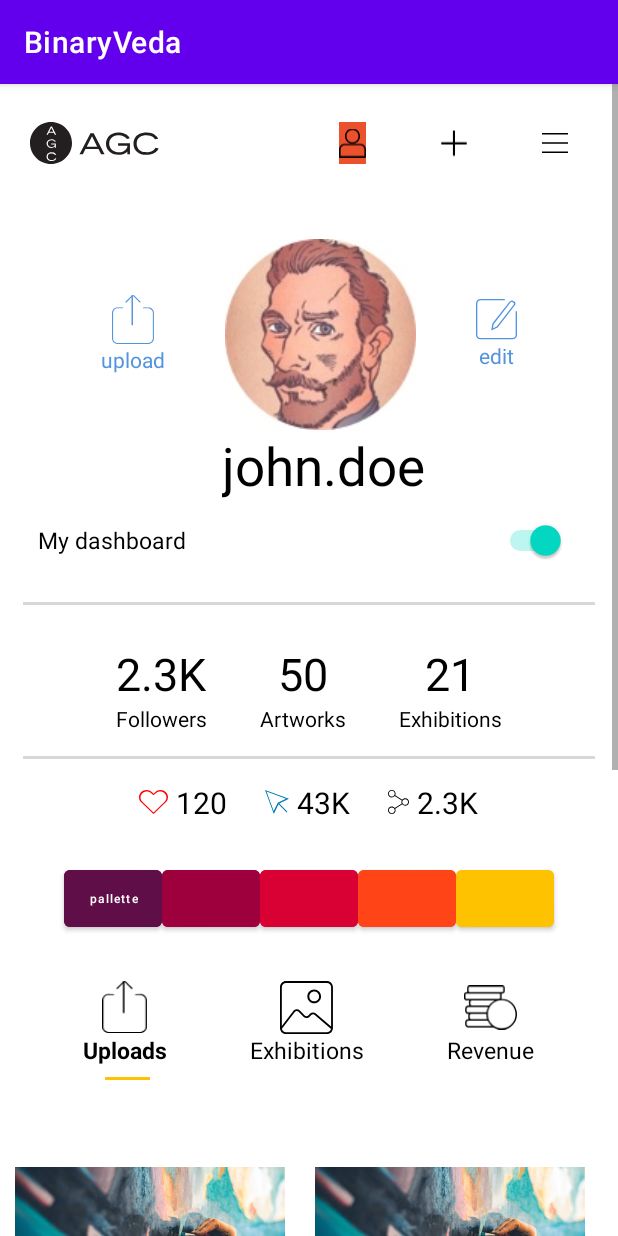
After one commit to KalpeshDhupia/BinaryVeda, an Android app: the ProfileActivity screen opened directly, with no data from a screen before it, on a phone screen of 412 x 824 dp. The commit adds this screen. Run offline under Robolectric (Android 15) with nearby library versions, the phone set to English and light mode, and no system bars.

Commit message:
Second Screen

```diff
--- a/app/build.gradle
+++ b/app/build.gradle
@@ -1,8 +1,9 @@
 plugins {
     id 'com.android.application'
     id 'kotlin-android'
+    id 'kotlin-kapt'
 }
-
+apply plugin: 'kotlin-android-extensions'
 android {
     compileSdkVersion 30
     buildToolsVersion "30.0.3"
--- a/app/src/main/AndroidManifest.xml
+++ b/app/src/main/AndroidManifest.xml
@@ -9,6 +9,7 @@
         android:roundIcon="@mipmap/ic_launcher_round"
         android:supportsRtl="true"
         android:theme="@style/Theme.BinaryVeda">
+        <activity android:name=".ProfileActivity"></activity>
         <activity android:name=".MainActivity">
             <intent-filter>
                 <action android:name="android.intent.action.MAIN" />
--- a/app/src/main/java/com/example/binaryveda/MainActivity.kt
+++ b/app/src/main/java/com/example/binaryveda/MainActivity.kt
@@ -1,12 +1,17 @@
 package com.example.binaryveda
 
+import android.content.Intent
 import androidx.appcompat.app.AppCompatActivity
 import android.os.Bundle
+import kotlinx.android.synthetic.main.activity_main.*
 
 class MainActivity : AppCompatActivity() {
     override fun onCreate(savedInstanceState: Bundle?) {
         super.onCreate(savedInstanceState)
         setContentView(R.layout.activity_main)
-
+        btnRegister.setOnClickListener {
+            val intent = Intent(this@MainActivity, ProfileActivity::class.java)
+            startActivity(intent)
+        }
     }
 }
--- /dev/null
+++ b/app/src/main/java/com/example/binaryveda/ProfileActivity.kt
@@ -0,0 +1,11 @@
+package com.example.binaryveda
+
+import androidx.appcompat.app.AppCompatActivity
+import android.os.Bundle
+
+class ProfileActivity : AppCompatActivity() {
+    override fun onCreate(savedInstanceState: Bundle?) {
+        super.onCreate(savedInstanceState)
+        setContentView(R.layout.activity_profile)
+    }
+}
--- /dev/null
+++ b/app/src/main/res/layout/activity_profile.xml
@@ -0,0 +1,464 @@
+<?xml version="1.0" encoding="utf-8"?>
+<ScrollView xmlns:android="http://schemas.android.com/apk/res/android"
+    xmlns:app="http://schemas.android.com/apk/res-auto"
+    xmlns:tools="http://schemas.android.com/tools"
+    android:layout_width="match_parent"
+    android:layout_height="match_parent"
+    tools:context=".ProfileActivity">
+
+    <LinearLayout
+        android:layout_width="match_parent"
+        android:layout_height="match_parent"
+        android:layout_marginBottom="10dp"
+        android:orientation="vertical">
+
+        <LinearLayout
+            android:layout_width="match_parent"
+            android:layout_height="wrap_content"
+            android:layout_marginTop="25dp"
+            android:orientation="horizontal">
+
+            <ImageView
+                android:layout_width="wrap_content"
+                android:layout_height="wrap_content"
+                android:layout_marginStart="20dp"
+                android:src="@drawable/ic_pp_combinedshape" />
+
+            <ImageView
+                android:layout_width="wrap_content"
+                android:layout_height="match_parent"
+                android:layout_marginStart="120dp"
+                android:background="@color/tomato"
+                android:src="@drawable/ic_pp_contact" />
+
+            <ImageView
+                android:layout_width="wrap_content"
+                android:layout_height="match_parent"
+                android:layout_marginStart="50dp"
+                android:src="@drawable/ic_pp_plus" />
+
+            <ImageView
+                android:layout_width="wrap_content"
+                android:layout_height="match_parent"
+                android:layout_marginStart="50dp"
+                android:src="@drawable/ic_pp_menu" />
+
+
+        </LinearLayout>
+
+        <LinearLayout
+            android:layout_width="match_parent"
+            android:layout_height="wrap_content"
+            android:layout_gravity="center"
+            android:layout_marginTop="50dp"
+            android:gravity="center"
+            android:orientation="horizontal">
+
+            <LinearLayout
+                android:layout_width="wrap_content"
+                android:layout_height="wrap_content"
+                android:gravity="center"
+                android:orientation="vertical">
+
+                <ImageView
+                    android:layout_width="wrap_content"
+                    android:layout_height="wrap_content"
+                    android:src="@drawable/ic_pp_upload"
+                    app:tint="@color/cornFlowerBlue" />
+
+                <TextView
+                    android:layout_width="wrap_content"
+                    android:layout_height="wrap_content"
+                    android:text="upload"
+                    android:textColor="@color/cornFlowerBlue" />
+
+            </LinearLayout>
+
+            <ImageView
+                android:layout_width="wrap_content"
+                android:layout_height="wrap_content"
+                android:layout_marginStart="40dp"
+                android:layout_marginEnd="40dp"
+                android:src="@drawable/profile" />
+
+            <LinearLayout
+                android:layout_width="wrap_content"
+                android:layout_height="wrap_content"
+                android:gravity="center"
+                android:orientation="vertical">
+
+                <ImageView
+                    android:layout_width="wrap_content"
+                    android:layout_height="wrap_content"
+                    android:src="@drawable/ic_pp_edit"
+                    app:tint="@color/cornFlowerBlue" />
+
+                <TextView
+                    android:layout_width="wrap_content"
+                    android:layout_height="wrap_content"
+                    android:text="edit"
+                    android:textColor="@color/cornFlowerBlue" />
+
+
+            </LinearLayout>
+
+        </LinearLayout>
+
+        <TextView
+            android:layout_width="wrap_content"
+            android:layout_height="wrap_content"
+            android:layout_gravity="center"
+            android:layout_marginStart="10dp"
+            android:gravity="center"
+            android:text="john.doe"
+            android:textColor="@color/black"
+            android:textSize="35sp" />
+
+        <LinearLayout
+            android:layout_width="match_parent"
+            android:layout_height="wrap_content"
+            android:orientation="horizontal"
+            tools:ignore="UseSwitchCompatOrMaterialXml">
+
+            <TextView
+                android:layout_width="wrap_content"
+                android:layout_height="wrap_content"
+                android:layout_marginStart="10dp"
+                android:padding="15dp"
+                android:text="My dashboard"
+                android:textColor="@color/black"
+                android:textSize="15sp" />
+
+            <Switch
+                android:layout_width="wrap_content"
+                android:layout_height="wrap_content"
+                android:layout_marginStart="180dp"
+                android:backgroundTint="@color/green"
+                android:checked="true"
+                android:padding="10dp" />
+        </LinearLayout>
+
+        <View
+            android:layout_width="match_parent"
+            android:layout_height="2dp"
+            android:layout_margin="15dp"
+            android:background="@color/lightGray" />
+
+        <LinearLayout
+            android:layout_width="match_parent"
+            android:layout_height="wrap_content"
+            android:layout_gravity="center"
+            android:layout_marginTop="10dp"
+            android:gravity="center"
+            android:orientation="horizontal">
+
+            <LinearLayout
+                android:layout_width="wrap_content"
+                android:layout_height="wrap_content"
+                android:gravity="center"
+                android:orientation="vertical">
+
+                <TextView
+                    android:layout_width="wrap_content"
+                    android:layout_height="wrap_content"
+                    android:text="2.3K"
+                    android:textColor="@color/black"
+                    android:textSize="30sp" />
+
+                <TextView
+                    android:layout_width="wrap_content"
+                    android:layout_height="wrap_content"
+                    android:text="Followers"
+                    android:textColor="@color/black" />
+
+            </LinearLayout>
+
+            <LinearLayout
+                android:layout_width="wrap_content"
+                android:layout_height="wrap_content"
+                android:layout_marginStart="35dp"
+                android:layout_marginEnd="35dp"
+                android:gravity="center"
+                android:orientation="vertical">
+
+                <TextView
+                    android:layout_width="wrap_content"
+                    android:layout_height="wrap_content"
+                    android:text="50"
+                    android:textColor="@color/black"
+                    android:textSize="30sp" />
+
+                <TextView
+                    android:layout_width="wrap_content"
+                    android:layout_height="wrap_content"
+                    android:text="Artworks"
+                    android:textColor="@color/black" />
+
+            </LinearLayout>
+
+            <LinearLayout
+                android:layout_width="wrap_content"
+                android:layout_height="wrap_content"
+                android:gravity="center"
+                android:orientation="vertical">
+
+                <TextView
+                    android:layout_width="wrap_content"
+                    android:layout_height="wrap_content"
+                    android:text="21"
+                    android:textColor="@color/black"
+                    android:textSize="30sp" />
+
+                <TextView
+                    android:layout_width="wrap_content"
+                    android:layout_height="wrap_content"
+                    android:text="Exhibitions"
+                    android:textColor="@color/black" />
+
+            </LinearLayout>
+
+
+        </LinearLayout>
+
+        <View
+            android:layout_width="match_parent"
+            android:layout_height="2dp"
+            android:layout_margin="15dp"
+            android:background="@color/lightGray" />
+
+        <LinearLayout
+            android:layout_width="match_parent"
+            android:layout_height="wrap_content"
+            android:layout_gravity="center"
+            android:gravity="center"
+            android:orientation="horizontal">
+
+            <ImageView
+                android:layout_width="wrap_content"
+                android:layout_height="wrap_content"
+                android:src="@drawable/ic_pp_heart" />
+
+            <TextView
+                android:layout_width="wrap_content"
+                android:layout_height="wrap_content"
+                android:layout_gravity="center"
+                android:layout_marginStart="5dp"
+                android:text="120"
+                android:textColor="@color/black"
+                android:textSize="20sp" />
+
+            <ImageView
+                android:layout_width="wrap_content"
+                android:layout_height="wrap_content"
+                android:layout_marginStart="25dp"
+                android:src="@drawable/ic_pp_pointer" />
+
+            <TextView
+                android:layout_width="wrap_content"
+                android:layout_height="wrap_content"
+                android:layout_gravity="center"
+                android:layout_marginStart="5dp"
+                android:layout_marginEnd="25dp"
+                android:text="43K"
+                android:textColor="@color/black"
+                android:textSize="20sp" />
+
+            <ImageView
+                android:layout_width="wrap_content"
+                android:layout_height="wrap_content"
+                android:src="@drawable/ic_pp_share" />
+
+            <TextView
+                android:layout_width="wrap_content"
+                android:layout_height="wrap_content"
+                android:layout_gravity="center"
+                android:layout_marginStart="5dp"
+                android:text="2.3K"
+                android:textColor="@color/black"
+                android:textSize="20sp" />
+
+        </LinearLayout>
+
+        <LinearLayout
+            android:layout_width="match_parent"
+            android:layout_height="50dp"
+            android:layout_gravity="center"
+            android:layout_marginStart="30dp"
+            android:layout_marginTop="25dp"
+            android:layout_marginEnd="30dp"
+            android:gravity="center"
+            android:orientation="horizontal">
+
+            <Button
+                android:layout_width="65dp"
+                android:layout_height="50dp"
+                android:backgroundTint="@color/purple"
+                android:text="pallette"
+                android:textAllCaps="false"
+                android:textSize="8sp" />
+
+            <Button
+                android:layout_width="65dp"
+                android:layout_height="50dp"
+                android:backgroundTint="@color/violet" />
+
+            <Button
+                android:layout_width="65dp"
+                android:layout_height="50dp"
+                android:backgroundTint="@color/red" />
+
+            <Button
+                android:layout_width="65dp"
+                android:layout_height="50dp"
+                android:backgroundTint="@color/orange" />
+
+            <Button
+                android:layout_width="65dp"
+                android:layout_height="50dp"
+                android:backgroundTint="@color/yellow" />
+
+
+        </LinearLayout>
+
+        <LinearLayout
+            android:layout_width="match_parent"
+            android:layout_height="wrap_content"
+            android:layout_gravity="center"
+            android:layout_marginTop="30dp"
+            android:gravity="center"
+            android:orientation="horizontal">
+
+            <LinearLayout
+                android:layout_width="wrap_content"
+                android:layout_height="wrap_content"
+                android:gravity="center"
+                android:orientation="vertical">
+
+                <ImageView
+                    android:layout_width="35dp"
+                    android:layout_height="35dp"
+                    android:src="@drawable/ic_pp_upload" />
+
+                <TextView
+                    android:layout_width="wrap_content"
+                    android:layout_height="wrap_content"
+                    android:text="Uploads"
+                    android:textColor="@color/black"
+                    android:textSize="15sp"
+                    android:textStyle="bold" />
+
+            </LinearLayout>
+
+            <LinearLayout
+                android:layout_width="wrap_content"
+                android:layout_height="wrap_content"
+                android:layout_marginStart="55dp"
+                android:layout_marginEnd="55dp"
+                android:gravity="center"
+                android:orientation="vertical">
+
+                <ImageView
+                    android:layout_width="35dp"
+                    android:layout_height="35dp"
+                    android:src="@drawable/ic_pp_exhibitions" />
+
+                <TextView
+                    android:layout_width="wrap_content"
+                    android:layout_height="wrap_content"
+                    android:text="Exhibitions"
+                    android:textColor="@color/black"
+                    android:textSize="15sp" />
+
+            </LinearLayout>
+            <LinearLayout
+                android:layout_width="wrap_content"
+                android:layout_height="wrap_content"
+                android:gravity="center"
+                android:orientation="vertical">
+
+                <ImageView
+                    android:layout_width="35dp"
+                    android:layout_height="35dp"
+                    android:src="@drawable/ic_pp_revenue" />
+
+                <TextView
+                    android:layout_width="wrap_content"
+                    android:layout_height="wrap_content"
+                    android:text="Revenue"
+                    android:textColor="@color/black"
+                    android:textSize="15sp" />
+
+            </LinearLayout>
+
+        </LinearLayout>
+
+        <View
+            android:layout_width="30dp"
+            android:layout_height="2dp"
+            android:layout_marginStart="70dp"
+            android:layout_marginTop="7dp"
+            android:background="@color/yellow" />
+
+
+        <LinearLayout
+            android:layout_width="match_parent"
+            android:layout_marginTop="25dp"
+            android:layout_height="wrap_content"
+            android:orientation="vertical">
+
+            <LinearLayout
+                android:layout_width="match_parent"
+                android:layout_height="wrap_content"
+                android:orientation="horizontal">
+                <ImageView
+                    android:layout_width="200dp"
+                    android:layout_height="200dp"
+                    android:padding="10dp"
+                    android:src="@drawable/imagetwo"/>
+                <ImageView
+                    android:layout_width="200dp"
+                    android:layout_height="200dp"
+                    android:padding="10dp"
+                    android:src="@drawable/imagetwo"/>
+
+            </LinearLayout>
+            <LinearLayout
+                android:layout_width="match_parent"
+                android:layout_height="wrap_content"
+                android:orientation="horizontal">
+                <ImageView
+                    android:layout_width="200dp"
+                    android:layout_height="200dp"
+                    android:padding="10dp"
+                    android:src="@drawable/imagetwo"/>
+                <ImageView
+                    android:layout_width="200dp"
+                    android:layout_height="200dp"
+                    android:padding="10dp"
+                    android:src="@drawable/imagetwo"/>
+
+            </LinearLayout>
+            <LinearLayout
+                android:layout_width="match_parent"
+                android:layout_height="wrap_content"
+                android:orientation="horizontal">
+                <ImageView
+                    android:layout_width="200dp"
+                    android:layout_height="200dp"
+                    android:padding="10dp"
+                    android:src="@drawable/imagetwo"/>
+                <ImageView
+                    android:layout_width="200dp"
+                    android:layout_height="200dp"
+                    android:padding="10dp"
+                    android:src="@drawable/imagetwo"/>
+
+            </LinearLayout>
+
+
+        </LinearLayout>
+
+
+    </LinearLayout>
+
+</ScrollView>
--- a/app/src/main/res/values/colors.xml
+++ b/app/src/main/res/values/colors.xml
@@ -10,4 +10,10 @@
     <color name="tomato">#EC512E</color>
     <color name="cornFlowerBlue">#5394DF</color>
     <color name="lightGray">#d8d8d8</color>
+    <color name="green">#44a33d</color>
+    <color name="purple">#5f0e47</color>
+    <color name="violet">#9e003d</color>
+    <color name="red">#d90034</color>
+    <color name="orange">#FF4518</color>
+    <color name="yellow">#ffc200</color>
 </resources>
```
Also changed, not shown: app/src/main/res/drawable-v24/imageone.jpg (added), app/src/main/res/drawable-v24/imagethree.jpg (added), app/src/main/res/drawable-v24/imagetwo.jpg (added).
